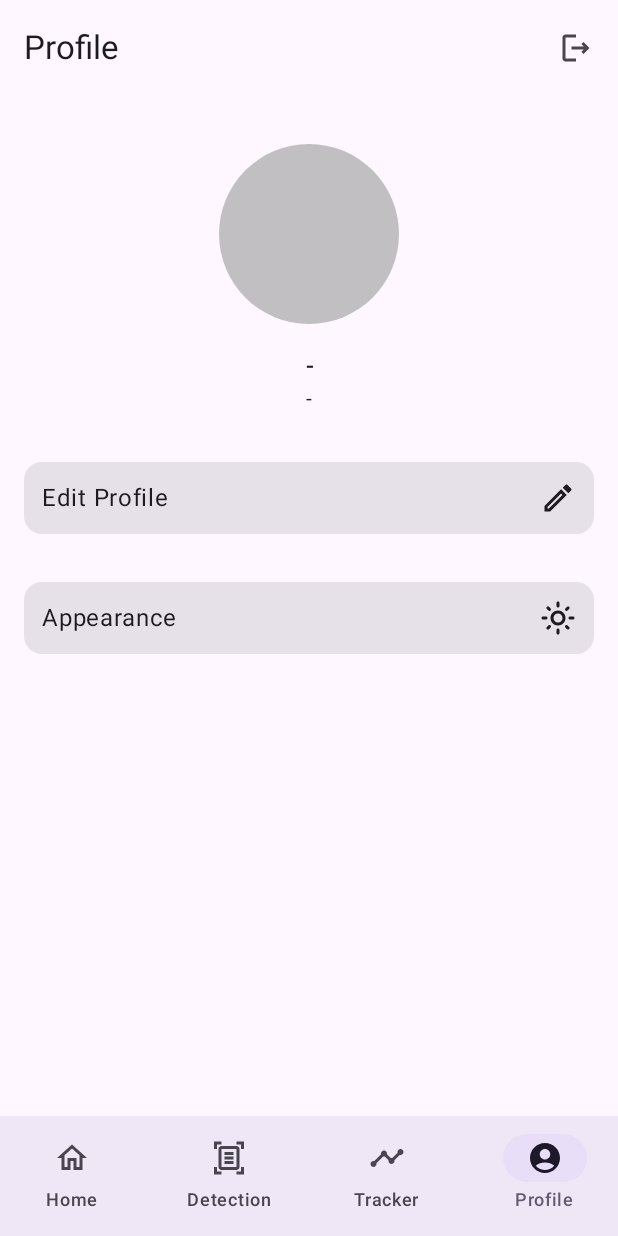
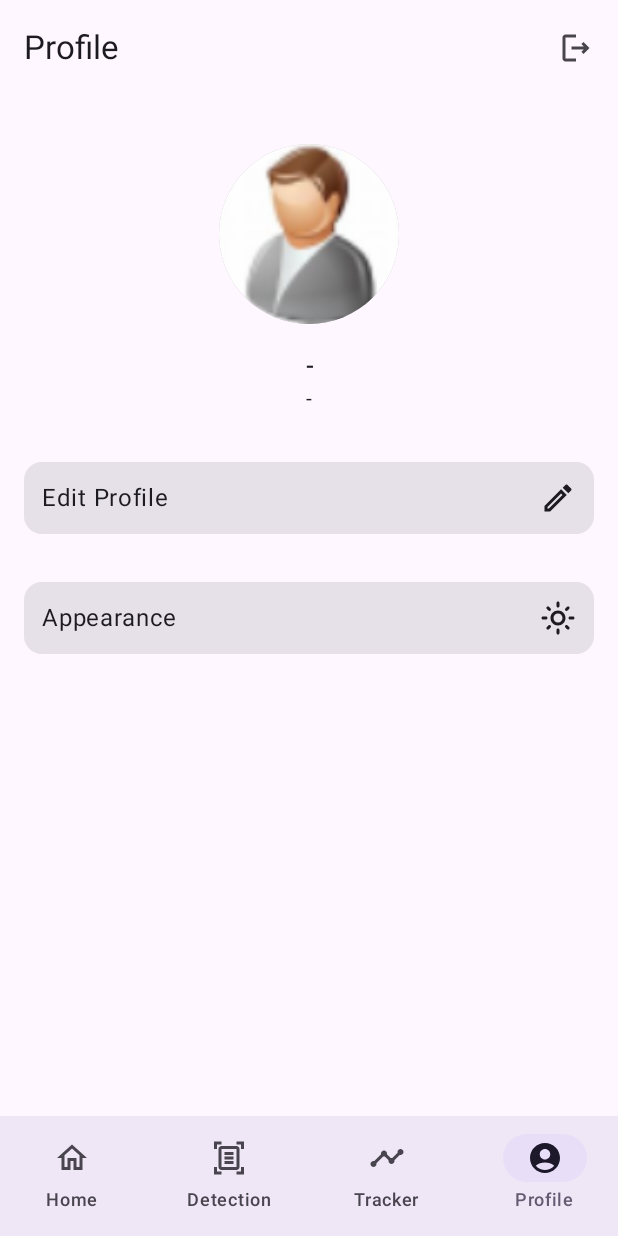
Before and after one commit to HealMentor/HealMentor-Android-MD, an Android app built with Jetpack Compose: the HomeScreen screen opened through its navigation route, item 4 of the bottom bar chosen, on a phone screen of 412 x 824 dp. Run offline under Robolectric (Android 15) with nearby library versions, the phone set to English and light mode, and no system bars; our stand-ins replace Dagger/Hilt's generated code, Shimmer, Timber; pictures from the network do not load.

Commit message:
update Home and Profile Screen

```diff
--- a/app/src/main/java/com/ch2ps215/mentorheal/presentation/home/HomeScreen.kt
+++ b/app/src/main/java/com/ch2ps215/mentorheal/presentation/home/HomeScreen.kt
@@ -3,11 +3,13 @@ package com.ch2ps215.mentorheal.presentation.home
 import androidx.compose.animation.Crossfade
 import androidx.compose.animation.core.tween
 import androidx.compose.foundation.layout.Column
+import androidx.compose.foundation.layout.fillMaxWidth
 import androidx.compose.foundation.layout.padding
 import androidx.compose.foundation.layout.statusBarsPadding
 import androidx.compose.foundation.rememberScrollState
 import androidx.compose.foundation.verticalScroll
 import androidx.compose.material.icons.Icons
+import androidx.compose.material.icons.filled.Notifications
 import androidx.compose.material.icons.filled.Search
 import androidx.compose.material3.ExperimentalMaterial3Api
 import androidx.compose.material3.Icon
@@ -89,32 +91,32 @@ fun HomeScreen(
             Crossfade(
                 targetState = isSearchBarOpen,
                 animationSpec = tween(durationMillis = 500),
-                modifier = Modifier.statusBarsPadding(),
+                modifier = Modifier
+                    .statusBarsPadding()
+                    .padding(16.dp),
                 label = ""
             ) {
                 if (it) {
                     val querySearch by querySearchState.collectAsState()
                     SearchBar(
-                        modifier = Modifier
-                            .statusBarsPadding(),
-                        searchText = querySearch ?: "",
+                        searchText = querySearch,
                         onQueryChange = onChangeQuerySearch,
                         onSearch = { query ->
 
                         },
                         onBack = {
                             isSearchBarOpen = false
-                        }
+                        },
+                        modifier = Modifier
+                            .fillMaxWidth()
                     )
                 } else {
                     TopAppBar(
                         title = {
                             val username by usernameState.collectAsState()
                             Header(
-                                modifier = Modifier
-                                    .statusBarsPadding()
-                                    .padding(horizontal = 16.dp, vertical = 32.dp),
-                                name = username,
+                                // jika username empty string, maka akan menampilkan string "Hello"
+                                name = username ?: stringResource(R.string.healer),
                                 photo = null,
                                 onClickShowMore = onClickShowMoreChart,
                                 onClickProfileImage = { }
@@ -127,7 +129,15 @@ fun HomeScreen(
                                     contentDescription = stringResource(R.string.cd_search)
                                 )
                             }
-                        }
+                            IconButton(onClick = { /*TODO*/ }) {
+                                Icon(
+                                    imageVector = Icons.Default.Notifications,
+                                    contentDescription = stringResource(R.string.cd_notification)
+                                )
+                            }
+                        },
+                        modifier = Modifier
+                            .fillMaxWidth()
                     )
                 }
             }
@@ -167,7 +177,7 @@ fun HomeScreenPreview() {
             snackbarHostState = remember { SnackbarHostState() },
             onChangeQuerySearch = { },
             querySearchState = MutableStateFlow(""),
-            usernameState = MutableStateFlow("Tubagus"),
+            usernameState = MutableStateFlow("Fulan"),
             latestArticlesState = MutableStateFlow(emptyList()),
             articlesReuse = MutableStateFlow(emptyList()),
             articlesReduce = MutableStateFlow(emptyList()),
--- a/app/src/main/java/com/ch2ps215/mentorheal/presentation/home/component/Articles.kt
+++ b/app/src/main/java/com/ch2ps215/mentorheal/presentation/home/component/Articles.kt
@@ -93,8 +93,6 @@ fun ArticlesPlaceholder(
                     .width(240.dp)
                     .shimmer(
                         shape = MaterialTheme.shapes.medium,
-                        startColor = MaterialTheme.colorScheme.surface,
-                        endColor = MaterialTheme.colorScheme.onSurface
                     )
             )
         }
--- a/app/src/main/java/com/ch2ps215/mentorheal/presentation/home/component/Header.kt
+++ b/app/src/main/java/com/ch2ps215/mentorheal/presentation/home/component/Header.kt
@@ -1,10 +1,13 @@
 package com.ch2ps215.mentorheal.presentation.home.component
 
 import androidx.compose.animation.animateContentSize
+import androidx.compose.foundation.Image
 import androidx.compose.foundation.background
 import androidx.compose.foundation.clickable
+import androidx.compose.foundation.layout.Arrangement
 import androidx.compose.foundation.layout.Column
 import androidx.compose.foundation.layout.Row
+import androidx.compose.foundation.layout.padding
 import androidx.compose.foundation.layout.size
 import androidx.compose.foundation.shape.CircleShape
 import androidx.compose.material3.MaterialTheme
@@ -16,10 +19,15 @@ import androidx.compose.ui.Modifier
 import androidx.compose.ui.draw.clip
 import androidx.compose.ui.graphics.Color
 import androidx.compose.ui.layout.ContentScale
+import androidx.compose.ui.res.painterResource
 import androidx.compose.ui.res.stringResource
 import androidx.compose.ui.unit.dp
 import coil.compose.AsyncImage
+import coil.compose.AsyncImagePainter
+import coil.compose.rememberAsyncImagePainter
+import coil.compose.rememberImagePainter
 import com.ch2ps215.mentorheal.R
+import timber.log.Timber
 import java.util.*
 
 @Composable
@@ -31,18 +39,21 @@ fun Header(
     onClickProfileImage: () -> Unit
 ) {
     Surface(
-    color = MaterialTheme.colorScheme.surface,
+        color = MaterialTheme.colorScheme.surface,
+        ) {
+        Row(
+            horizontalArrangement = Arrangement.spacedBy(16.dp),
+            modifier = modifier
+        ) {
 
-    ) {
-        Row {
             AsyncImage(
                 model = photo,
                 contentDescription = null,
+                fallback = painterResource(R.drawable.ic_profile_placeholder),
                 contentScale = ContentScale.Crop,
-                modifier = modifier
-                    .size(60.dp)
+                modifier = Modifier
+                    .size(58.dp)
                     .clip(CircleShape)
-                    .background(Color.Gray.copy(alpha = 0.5F))
                     .clickable(onClick = onClickProfileImage)
             )
 
@@ -55,7 +66,10 @@ fun Header(
                 }
 
                 Text(
-                    text = if (firstName == null) " " else stringResource(R.string.welcome_home, firstName),
+                    text = if (firstName == null) " " else stringResource(
+                        R.string.welcome_home,
+                        firstName
+                    ),
                     style = MaterialTheme.typography.headlineSmall,
                     color = MaterialTheme.colorScheme.onSurface
                 )
--- a/app/src/main/java/com/ch2ps215/mentorheal/presentation/profile/component/Photo.kt
+++ b/app/src/main/java/com/ch2ps215/mentorheal/presentation/profile/component/Photo.kt
@@ -11,10 +11,12 @@ import androidx.compose.ui.Modifier
 import androidx.compose.ui.draw.clip
 import androidx.compose.ui.graphics.Color
 import androidx.compose.ui.layout.ContentScale
+import androidx.compose.ui.res.painterResource
 import androidx.compose.ui.tooling.preview.Preview
 import androidx.compose.ui.unit.Dp
 import androidx.compose.ui.unit.dp
 import coil.compose.AsyncImage
+import com.ch2ps215.mentorheal.R
 
 @Composable
 fun Photo(
@@ -23,26 +25,17 @@ fun Photo(
     size: Dp = 120.dp,
     onClick: () -> Unit
 ) {
-    if (photo != null) {
         AsyncImage(
             model = photo,
             contentDescription = null,
             contentScale = ContentScale.Crop,
+            fallback = painterResource(R.drawable.ic_profile_placeholder),
             modifier = modifier
                 .size(size)
                 .clip(CircleShape)
                 .background(Color.Gray.copy(alpha = 0.5F))
                 .clickable(onClick = onClick)
         )
-    } else {
-        Box(
-            modifier = modifier
-                .size(size)
-                .clip(CircleShape)
-                .background(Color.Gray.copy(alpha = 0.5F))
-                .clickable(onClick = onClick)
-        )
-    }
 }
 
 @Preview(showBackground = true)
--- a/app/src/main/res/values/strings.xml
+++ b/app/src/main/res/values/strings.xml
@@ -20,7 +20,8 @@
     <string name="already_have_account">Already have an account?</string>
 
     <!-- Home -->
-    <string name="welcome_home">Hi, %1$s!</string>
+    <string name="welcome_home">Hi %1$s!</string>
+    <string name="healer">Healer</string>
     <string name="date_format">%1$s %2$s %3$s</string>
     <string name="ongoing_activity">Ongoing Activity</string>
     <string name="activity_recommendation">Activity Recommendation</string>
@@ -64,5 +65,6 @@
     <string name="cd_sign_out">Sign Out</string>
     <string name="cd_search">Search</string>
     <string name="cd_back">back</string>
+    <string name="cd_notification">Notification</string>
 
 </resources>
```
Also changed, not shown: app/src/main/res/drawable/ic_profile_placeholder.png (added).
